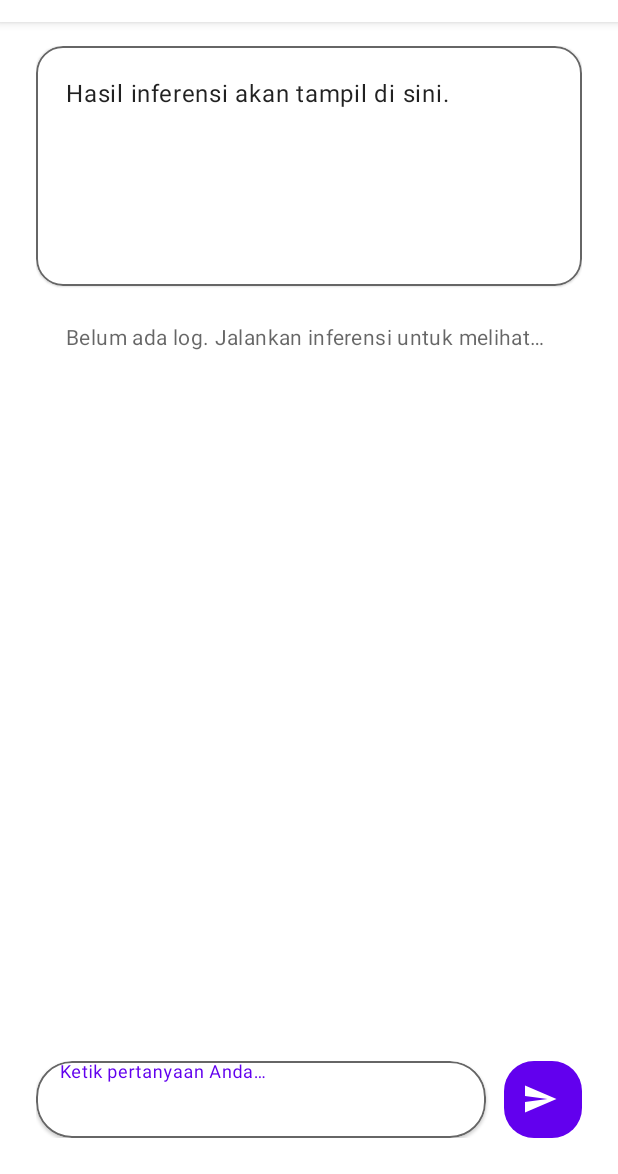
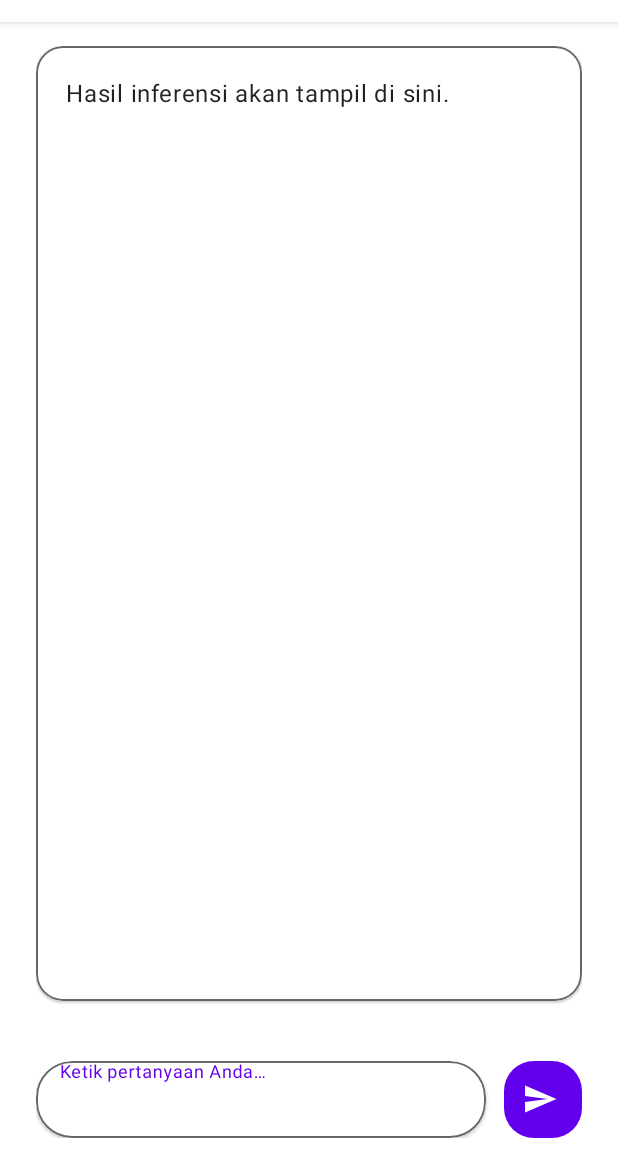
Before and after one commit to cicero78M/cicero.ai, an Android app: the screen it shows after launch (MainActivity), on a phone screen of 412 x 824 dp, the part 62-1236 px from its top. Run offline under Robolectric (Android 15) with nearby library versions, the phone set to English and light mode, and no system bars.

Commit message:
Stream inference output and refresh conversation UI

```diff
--- a/app/src/main/java/com/cicero/ciceroai/MainActivity.kt
+++ b/app/src/main/java/com/cicero/ciceroai/MainActivity.kt
@@ -3,6 +3,7 @@ package com.cicero.ciceroai
 import android.content.Intent
 import android.net.Uri
 import android.os.Bundle
+import android.text.method.ScrollingMovementMethod
 import android.view.Gravity
 import android.view.View
 import android.widget.AdapterView
@@ -57,6 +58,7 @@ class MainActivity : AppCompatActivity() {
     private lateinit var privacySettingAdapter: ArrayAdapter<String>
     private lateinit var storageSettingAdapter: ArrayAdapter<String>
     private lateinit var diagnosticsSettingAdapter: ArrayAdapter<String>
+    private var lastRenderedOutput: String = ""
     private val importModelLauncher =
         registerForActivityResult(ActivityResultContracts.OpenDocument()) { uri ->
             if (uri != null) {
@@ -76,6 +78,9 @@ class MainActivity : AppCompatActivity() {
         super.onCreate(savedInstanceState)
         binding = ActivityMainBinding.inflate(layoutInflater)
         setContentView(binding.root)
+
+        binding.outputView.movementMethod = ScrollingMovementMethod.getInstance()
+        binding.outputView.isVerticalScrollBarEnabled = true
 
         setSupportActionBar(binding.topAppBar)
 
@@ -296,8 +301,19 @@ class MainActivity : AppCompatActivity() {
         renderSelectedStandardModel(state)
 
         binding.promptInputLayout.error = state.promptError
-        binding.outputView.text = state.outputText
-        binding.logTicker.text = state.logMessages.lastOrNull() ?: getString(R.string.log_placeholder)
+        if (lastRenderedOutput != state.outputText) {
+            lastRenderedOutput = state.outputText
+            binding.outputView.text = state.outputText
+            binding.outputView.post {
+                val layout = binding.outputView.layout ?: return@post
+                val scrollAmount = layout.getLineTop(binding.outputView.lineCount) - binding.outputView.height
+                if (scrollAmount > 0) {
+                    binding.outputView.scrollTo(0, scrollAmount)
+                } else {
+                    binding.outputView.scrollTo(0, 0)
+                }
+            }
+        }
 
         updateModelSpinner(state.downloadedModels, state.selectedModelName)
         updateDownloadedModels(state.downloadedModels, state.selectedModelName)
--- a/app/src/main/res/layout/activity_main.xml
+++ b/app/src/main/res/layout/activity_main.xml
@@ -32,6 +32,7 @@
                 android:layout_width="0dp"
                 android:layout_height="0dp"
                 android:clipToPadding="false"
+                android:fillViewport="true"
                 android:paddingStart="24dp"
                 android:paddingEnd="24dp"
                 android:paddingTop="16dp"
@@ -44,8 +45,7 @@
                 <LinearLayout
                     android:layout_width="match_parent"
                     android:layout_height="wrap_content"
-                    android:orientation="vertical"
-                    android:gravity="bottom">
+                    android:orientation="vertical">
 
                     <TextView
                         android:id="@+id/modelSelectorLabel"
@@ -65,8 +65,9 @@
 
                     <com.google.android.material.card.MaterialCardView
                         android:layout_width="match_parent"
-                        android:layout_height="wrap_content"
-                        android:layout_marginBottom="12dp"
+                        android:layout_height="0dp"
+                        android:layout_marginBottom="24dp"
+                        android:layout_weight="1"
                         app:cardBackgroundColor="?attr/colorSurface"
                         app:cardCornerRadius="18dp"
                         app:cardElevation="1dp"
@@ -76,28 +77,14 @@
                         <TextView
                             android:id="@+id/outputView"
                             android:layout_width="match_parent"
-                            android:layout_height="wrap_content"
+                            android:layout_height="match_parent"
                             android:minHeight="160dp"
                             android:padding="20dp"
+                            android:scrollbars="vertical"
                             android:text="@string/inference_placeholder"
                             android:textAppearance="@style/TextAppearance.MaterialComponents.Body1"
                             android:textColor="?android:attr/textColorPrimary" />
                     </com.google.android.material.card.MaterialCardView>
-
-                    <TextView
-                        android:id="@+id/logTicker"
-                        android:layout_width="match_parent"
-                        android:layout_height="wrap_content"
-                        android:layout_marginBottom="16dp"
-                        android:ellipsize="end"
-                        android:paddingStart="20dp"
-                        android:paddingEnd="20dp"
-                        android:paddingTop="12dp"
-                        android:paddingBottom="12dp"
-                        android:singleLine="true"
-                        android:text="@string/log_placeholder"
-                        android:textAppearance="@style/TextAppearance.MaterialComponents.Body2"
-                        android:textColor="?android:attr/textColorSecondary" />
                 </LinearLayout>
             </androidx.core.widget.NestedScrollView>
 
```
Also changed, not shown: app/src/main/java/com/cicero/ciceroai/MainViewModel.kt (+12 -7 lines).
